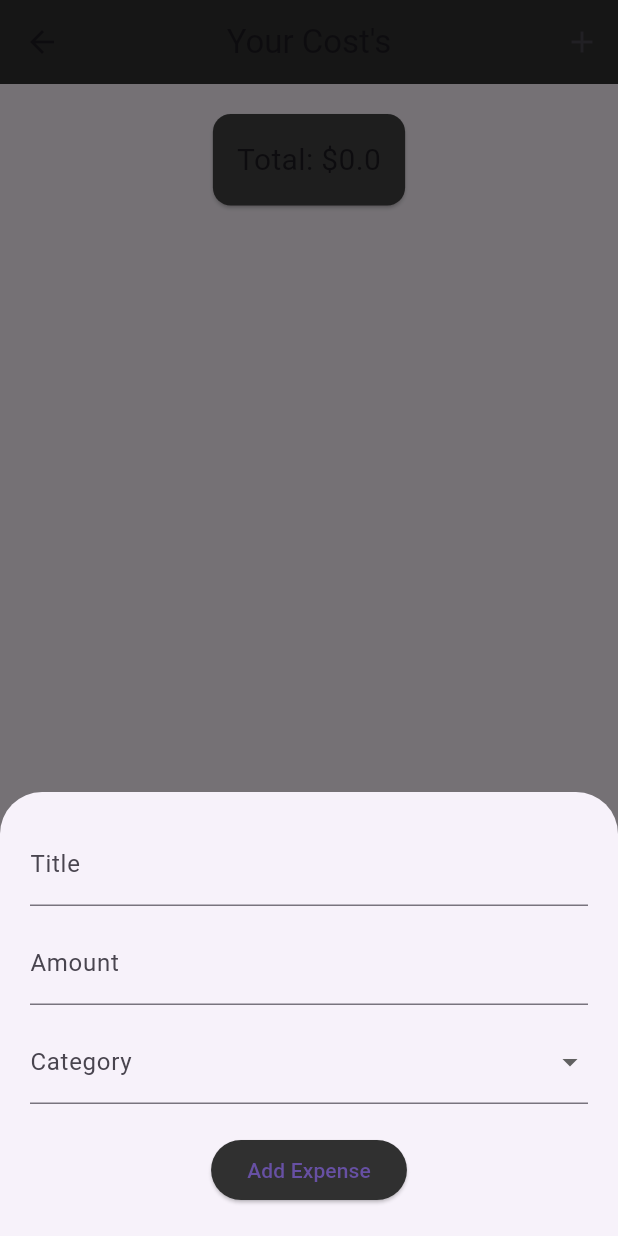
After one commit to monabbir1/ostad_practice-, a Flutter app: the Expesetrakar screen opened directly, after a tap on the "add" icon, on a phone screen of 412 x 824 dp. The commit adds this screen. Run offline on Flutter 3.47's test engine with Material 3 defaults, Android fonts, the phone set to English and light mode, and no system bars.

Commit message:
Updated expence.dart and expeseTrakar.dart

```diff
--- /dev/null
+++ b/lib/Widget/expence.dart
@@ -0,0 +1,13 @@
+class Expense{
+String title;
+double amount;
+DateTime date;
+String category;
+
+Expense({
+  required this.title,
+  required this.amount,
+  required this.date,
+  required this.category,
+});
+}
--- /dev/null
+++ b/lib/expeseTrakar.dart
@@ -0,0 +1,140 @@
+import 'package:flutter/cupertino.dart';
+import 'package:flutter/material.dart';
+import 'package:ostad_prac/Widget/expence.dart';
+import 'package:intl/intl.dart';
+
+class Expesetrakar extends StatefulWidget {
+  const Expesetrakar({super.key});
+
+  @override
+  State<Expesetrakar> createState() => _ExpesetrakarState();
+}
+
+class _ExpesetrakarState extends State<Expesetrakar> {
+  final List<Expense> _expense = [];
+  final List<String> _category = ['Food','Transport','Entertainment','Gym'];
+  double _total = 0;
+
+  void _addExpense(String title,double amount,DateTime date,String category){
+    setState(() {
+      _expense.add(Expense(title: title, amount: amount, date: date, category: category));
+      _total += amount;
+    });
+}
+
+
+ void MySnackbar(message,context){
+    ScaffoldMessenger.of(context).showSnackBar(
+      SnackBar(content: Text(message))
+    );
+  }
+  void _deleteExpense(int index){
+    setState(() {
+      _total -= _expense[index].amount;
+      _expense.removeAt(index);
+    });
+  }
+
+  void _showForm(BuildContext context){
+    TextEditingController _titleController = TextEditingController();
+    TextEditingController _amountController = TextEditingController();
+    String selectedCategory = _category.first;
+    DateTime selectedDate = DateTime.now();
+    showModalBottomSheet(context: context,
+        builder: (_){
+      return Padding(
+        padding: const EdgeInsets.all(20),
+        child: Column(
+          mainAxisSize: MainAxisSize.min,
+          children: [
+            TextFormField(
+              controller: _titleController,
+              decoration: InputDecoration(
+                labelText: 'Title'
+              ),
+            ),
+            SizedBox(height: 10,),
+            TextFormField(
+              controller: _amountController,
+              keyboardType: TextInputType.number,
+              decoration: InputDecoration(
+                labelText: 'Amount'
+              ),
+            ),
+            SizedBox(height: 10,),
+            DropdownButtonFormField(items: _category.map((category)=>DropdownMenuItem(value: category,child: Text(category))).toList(),
+                onChanged: (value)=>selectedCategory =value!,
+            decoration: InputDecoration(labelText: 'Category'),
+            ),
+            SizedBox(height: 20,),
+            ElevatedButton(onPressed: (){
+              Navigator.pop(context);
+              if(_titleController.text.isEmpty || double.tryParse(_amountController.text) == null ) {
+                 MySnackbar('Empty value not allow', context);
+              }
+              _addExpense(_titleController.text, double.parse(_amountController.text), selectedDate, selectedCategory);
+              _titleController.clear();
+              _amountController.clear();
+            },
+                style: ElevatedButton.styleFrom(
+                  backgroundColor: Colors.grey[850]
+                ),
+                child: Text('Add Expense'))
+          ],
+        ),
+      );
+        });
+  }
+
+  @override
+  Widget build(BuildContext context) {
+    return Scaffold(
+      appBar: AppBar(
+        centerTitle: true,
+        backgroundColor: Colors.grey[850],
+        title: Text("Your Cost's"),
+      actions: [
+        IconButton(onPressed: ()=>_showForm(context), icon: Icon(Icons.add))
+      ],
+      ),
+      body: Column(
+        children: [
+          Center(
+            child: Card(
+              margin: EdgeInsets.all(20),
+              color: Colors.grey[800],
+              child: Padding(
+                padding: const EdgeInsets.all(16),
+                child: Text("Total: \$${_total}",style: TextStyle(fontSize: 20),),
+              ),
+            ),
+          ),
+          SizedBox(height: 10,),
+          Expanded(
+            child: ListView.builder(
+              itemCount: _expense.length,
+                itemBuilder: (context,index){
+                  return Dismissible(
+                    key: Key(_expense[index].hashCode.toString()),
+                    background: Container(color: Colors.red,),
+                    onDismissed: (direction)=>_deleteExpense(index),
+                    child: Card(
+                      child: ListTile(
+                        leading: CircleAvatar(backgroundColor: Colors.blueAccent,
+                        child: Text(_expense[index].category),),
+                        title: Text(_expense[index].title),
+                        subtitle: Text(
+                            DateFormat.yMMMd().format(_expense[index].date)),
+                        trailing: Text(_expense[index].amount.toString(),style: TextStyle(fontSize: 15),),
+                      ),
+
+                    ),
+                  );
+                }),
+          )
+        ],
+      ),
+      floatingActionButton: FloatingActionButton(onPressed: ()=>_showForm(context),child: Icon(Icons.add),backgroundColor: Colors.grey[850],),
+    );
+  }
+}
```
Also changed, not shown: lib/main.dart (+131 -4 lines).
